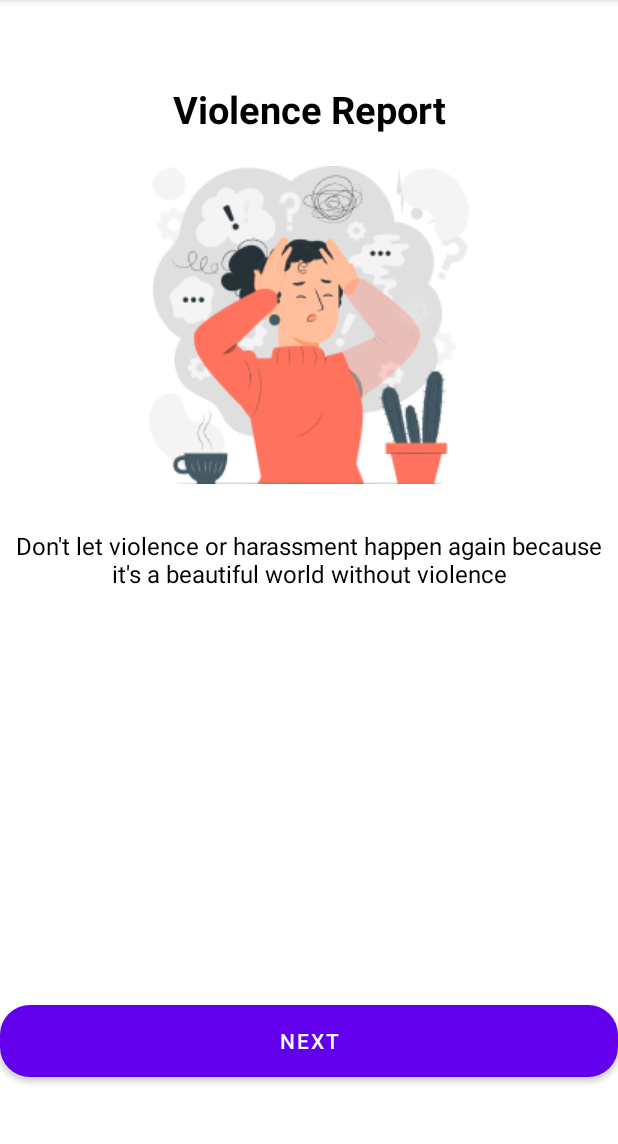
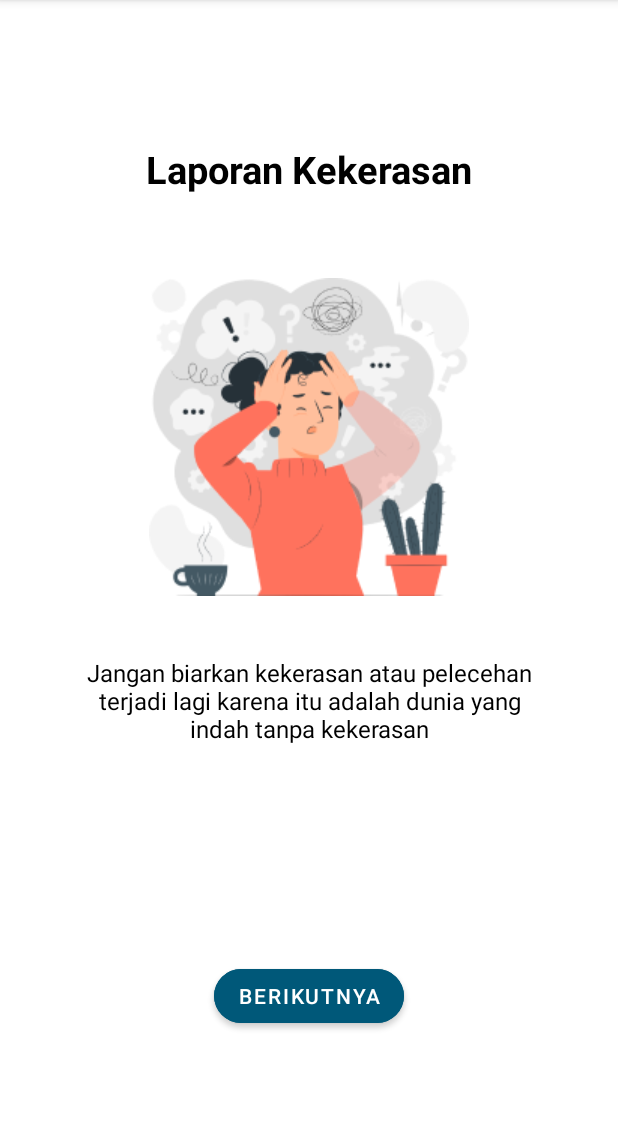
Before and after one commit to Annisa6780/Massive, an Android app: the OnBoarding2Activity screen opened directly, with no data from a screen before it, on a phone screen of 412 x 824 dp, the part 84-1228 px from its top. Run offline under Robolectric (Android 15) with nearby library versions, the phone set to English and light mode, and no system bars.

Commit message:
Memperbaiki halaman Onboarding dan menambahkan logo
Menambahkan logo pada splash screen, mengubah teks onboarding dan komponen tombolnya

```diff
--- a/MassiveChallage/app/src/main/res/layout/activity_on_boarding1.xml
+++ b/MassiveChallage/app/src/main/res/layout/activity_on_boarding1.xml
@@ -23,7 +23,7 @@
     <TextView
         android:layout_width="wrap_content"
         android:layout_height="wrap_content"
-        android:text="XXX"
+        android:text="LAWAN"
         android:textSize="30dp"
         android:textColor="@color/black"
         android:textStyle="bold"
--- a/MassiveChallage/app/src/main/res/layout/activity_on_boarding2.xml
+++ b/MassiveChallage/app/src/main/res/layout/activity_on_boarding2.xml
@@ -10,13 +10,13 @@
         android:id="@+id/tvViolence"
         android:layout_width="match_parent"
         android:layout_height="wrap_content"
-        android:text="Violence Report"
+        android:text="Laporan Kekerasan"
         android:textSize="25dp"
         android:textAlignment="center"
         android:textStyle="bold"
         android:textColor="@color/black"
         android:padding="5dp"
-        android:layout_marginTop="50dp"
+        android:layout_marginTop="90dp"
         app:layout_constraintTop_toTopOf="parent"
         app:layout_constraintEnd_toEndOf="parent"
         app:layout_constraintStart_toStartOf="parent"
@@ -27,7 +27,7 @@
         android:layout_width="wrap_content"
         android:layout_height="wrap_content"
         android:src="@drawable/panick_attack"
-        android:layout_marginTop="15dp"
+        android:layout_marginTop="50dp"
         app:layout_constraintTop_toBottomOf="@id/tvViolence"
         app:layout_constraintEnd_toEndOf="parent"
         app:layout_constraintStart_toStartOf="parent"/>
@@ -35,14 +35,14 @@
     <TextView
         android:layout_width="match_parent"
         android:layout_height="wrap_content"
-        android:text="Don't let violence or harassment
-happen again because it's a beautiful world
-without violence"
+        android:text="Jangan biarkan kekerasan atau pelecehan terjadi lagi karena itu adalah dunia yang indah tanpa kekerasan"
         android:textSize="16dp"
         android:textColor="@color/black"
         android:padding="10dp"
         android:textAlignment="center"
-        android:layout_marginTop="20dp"
+        android:layout_marginTop="30dp"
+        android:layout_marginRight="40dp"
+        android:layout_marginLeft="40dp"
         app:layout_constraintTop_toBottomOf="@id/imgPanic"
         app:layout_constraintEnd_toEndOf="parent"
         app:layout_constraintStart_toStartOf="parent"
@@ -50,13 +50,16 @@ without violence"
 
     <Button
         android:id="@+id/btnOB2"
-        android:layout_width="match_parent"
+        android:layout_width="wrap_content"
         android:layout_height="wrap_content"
-        android:text="NEXT"
-        android:background="@drawable/template_button"
+        android:layout_marginBottom="80dp"
+
+        android:backgroundTint="@color/primery"
+        android:text="Berikutnya"
+        android:textColor="@color/white"
+        app:cornerRadius="20dp"
+
         app:layout_constraintBottom_toBottomOf="parent"
         app:layout_constraintEnd_toEndOf="parent"
-        app:layout_constraintStart_toStartOf="parent"
-        android:layout_marginBottom="50dp"
-        />
+        app:layout_constraintStart_toStartOf="parent" />
 </androidx.constraintlayout.widget.ConstraintLayout>
--- a/MassiveChallage/app/src/main/res/layout/splashscreen_main.xml
+++ b/MassiveChallage/app/src/main/res/layout/splashscreen_main.xml
@@ -6,10 +6,10 @@
     android:layout_height="match_parent"
     tools:context=".SplashScreenActivity">
 
-    <TextView
+    <ImageView
         android:layout_width="wrap_content"
         android:layout_height="wrap_content"
-        android:text="Ini Splash Screen"
+        android:src="@drawable/logoapp"
         app:layout_constraintBottom_toBottomOf="parent"
         app:layout_constraintEnd_toEndOf="parent"
         app:layout_constraintStart_toStartOf="parent"
--- a/MassiveChallage/app/src/main/res/values-night/themes.xml
+++ b/MassiveChallage/app/src/main/res/values-night/themes.xml
@@ -1,6 +1,6 @@
 <resources xmlns:tools="http://schemas.android.com/tools">
     <!-- Base application theme. -->
-    <style name="Theme.MassiveChallage" parent="Theme.MaterialComponents.DayNight.DarkActionBar">
+    <style name="Theme.MassiveChallage" parent="Theme.MaterialComponents.Light.DarkActionBar">
         <!-- Primary brand color. -->
         <item name="colorPrimary">@color/purple_200</item>
         <item name="colorPrimaryVariant">@color/purple_700</item>
--- a/MassiveChallage/app/src/main/res/values/themes.xml
+++ b/MassiveChallage/app/src/main/res/values/themes.xml
@@ -1,6 +1,6 @@
 <resources xmlns:tools="http://schemas.android.com/tools">
     <!-- Base application theme. -->
-    <style name="Theme.MassiveChallage" parent="Theme.MaterialComponents.DayNight.DarkActionBar">
+    <style name="Theme.MassiveChallage" parent="Theme.MaterialComponents.Light.DarkActionBar">
         <!-- Primary brand color. -->
         <item name="colorPrimary">@color/purple_500</item>
         <item name="colorPrimaryVariant">@color/purple_700</item>
```
Also changed, not shown: MassiveChallage/app/src/main/AndroidManifest.xml (+5 -5 lines), MassiveChallage/app/src/main/res/layout/activity_on_boarding3.xml (+14 -9 lines), MassiveChallage/app/src/main/res/layout/activity_on_boarding4.xml (+15 -10 lines), MassiveChallage/app/src/main/res/drawable/logoapp.png (added).
